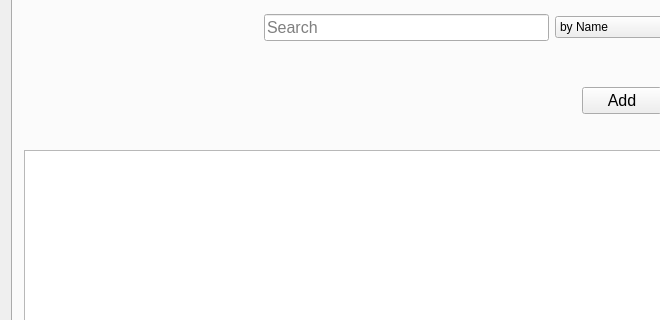
Old version of the form mainwindow.ui in the repository athenabjorg/sacr; both pictures show x 0 to 660 and y 86 to 406 of the 772 by 607 pixel window.
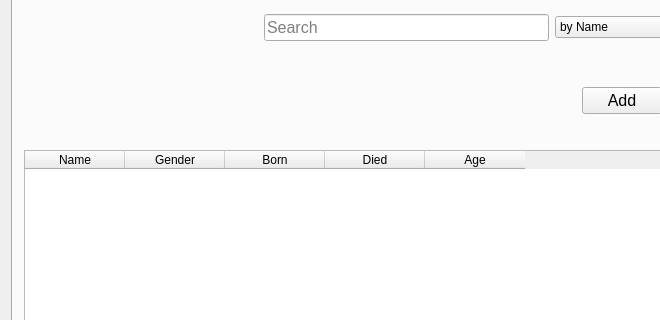
New version of the form.

The edit to the form file:
```diff
--- a/mainwindow.ui
+++ b/mainwindow.ui
@@ -203,7 +203,33 @@
          </layout>
         </item>
         <item>
-         <widget class="QTableWidget" name="scientistTable"/>
+         <widget class="QTableWidget" name="scientistTable">
+          <column>
+           <property name="text">
+            <string>Name</string>
+           </property>
+          </column>
+          <column>
+           <property name="text">
+            <string>Gender</string>
+           </property>
+          </column>
+          <column>
+           <property name="text">
+            <string>Born</string>
+           </property>
+          </column>
+          <column>
+           <property name="text">
+            <string>Died</string>
+           </property>
+          </column>
+          <column>
+           <property name="text">
+            <string>Age</string>
+           </property>
+          </column>
+         </widget>
         </item>
        </layout>
       </widget>
```
Left out of the diff: 3 changed lines with no effect on the pictures.
